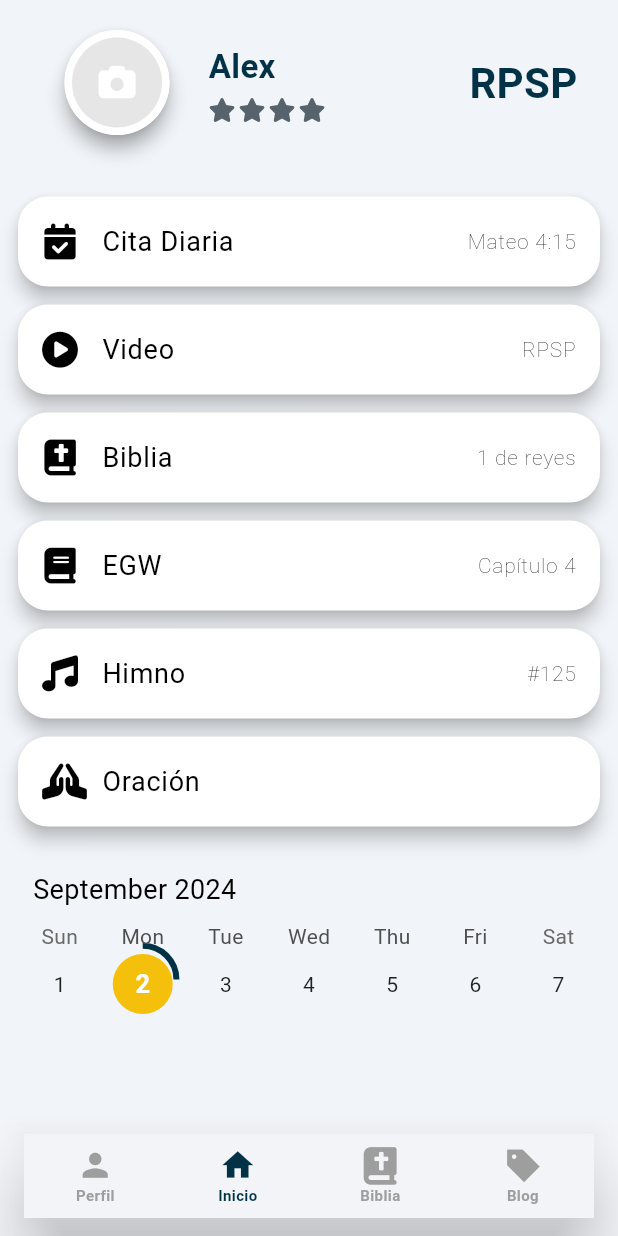
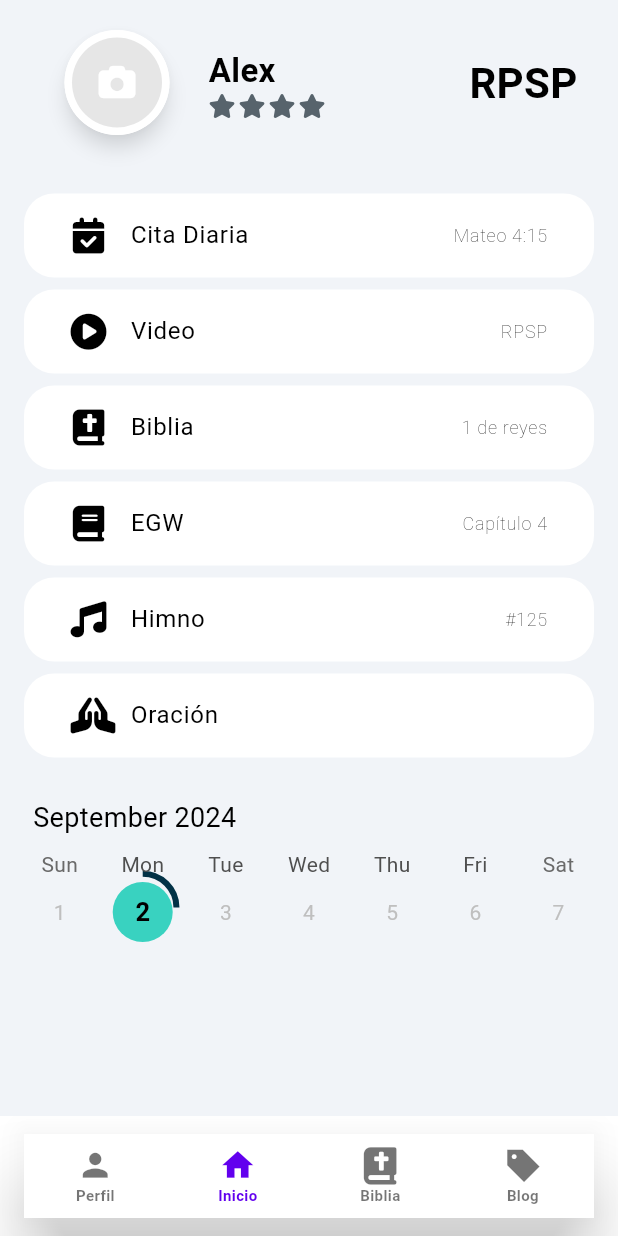
Before and after one commit to UNAV-ISC/rpsp_rep, a Flutter app: the screen it shows after launch, on a phone screen of 412 x 824 dp. Run offline on Flutter 3.47's test engine with Material 3 defaults, Android fonts, the phone set to English and light mode, and no system bars; drawn by our look-alikes of table_calendar; our stand-ins replace flutter_switch, font_awesome_flutter, get, image_picker, shared_preferences, webview_flutter; missing offline and left inert: flutter_inappwebview; accounts and stored records are empty.

Commit message:
G_Frond_colors

```diff
--- a/lib/app/modules/bottom_bar/views/bottom_bar_view.dart
+++ b/lib/app/modules/bottom_bar/views/bottom_bar_view.dart
@@ -24,12 +24,11 @@ class _BottomBarViewState extends State<BottomBarView> {
 
   @override
   Widget build(BuildContext context) {
-///change
-final _prefs = StoragePrefs();
+    ///change
+    final _prefs = StoragePrefs();
     return WillPopScope(
       onWillPop: () async => _onWillPop(context),
       child: Scaffold(
-        backgroundColor: _prefs.isDarkMode? const Color.fromARGB(255, 41, 61, 77):const Color.fromARGB(255, 255, 255, 255),
         body: IndexedStack(
           index: _currentIndex,
           children: <Widget>[
@@ -58,17 +57,16 @@ final _prefs = StoragePrefs();
         bottomNavigationBar: BottomAppBar(
           // shape: const CircularNotchedRectangle(),
 
-          elevation: 10,
-          color: const Color(0xffF3F4F8),
+          elevation: 0,
           clipBehavior: Clip.antiAlias,
           child: BottomNavigationBar(
             iconSize: 25,
             elevation: 20,
             unselectedFontSize: 10,
             selectedFontSize: 10,
-            selectedLabelStyle: const TextStyle(fontWeight: FontWeight.bold ),
+            selectedLabelStyle: const TextStyle(fontWeight: FontWeight.bold),
             unselectedLabelStyle: const TextStyle(fontWeight: FontWeight.w700),
-            backgroundColor: const Color(0xffF3F4F8),
+            //backgroundColor: const Color(0xffF3F4F8),
             currentIndex: _currentIndex,
             onTap: (index) {
               setState(() {
@@ -90,11 +88,9 @@ final _prefs = StoragePrefs();
               // }
             },
             type: BottomNavigationBarType.fixed,
-            selectedItemColor: Theme.of(context).primaryColor,
-            unselectedItemColor: Colors.grey,
             items: const <BottomNavigationBarItem>[
               BottomNavigationBarItem(
-                  icon: Icon(Icons.person), label: 'Perfil' ),
+                  icon: Icon(Icons.person), label: 'Perfil'),
               BottomNavigationBarItem(icon: Icon(Icons.home), label: 'Inicio'),
               BottomNavigationBarItem(
                   icon: Icon(FontAwesomeIcons.bookBible), label: 'Biblia'),
--- a/lib/app/modules/home/components/calendar.dart
+++ b/lib/app/modules/home/components/calendar.dart
@@ -71,25 +71,25 @@ class __CalendarState extends State<_Calendar> {
           calendarStyle: const CalendarStyle(
             todayDecoration: BoxDecoration(
               shape: BoxShape.circle,
-              color: Color(0xffF5C00B),
+              color: Color.fromARGB(255, 57, 210, 192),
             ),
             todayTextStyle: TextStyle(
               fontSize: 17,
-              color: Colors.white,
               fontWeight: FontWeight.w700,
             ),
-            disabledTextStyle: TextStyle(color: Colors.black87),
           ),
           firstDay: kFirstDay,
           lastDay: kLastDay,
           focusedDay: _focusedDay,
           calendarFormat: _calendarFormat,
-          headerStyle: HeaderStyle(
+          headerStyle: const HeaderStyle(
             // leftChevronIcon: Icon(Icons.arrow_left),
             // rightChevronIcon: Icon(Icons.arrow_right),
             // titleCentered: true,
-            headerPadding: const EdgeInsets.only(left: 10, top: 8, bottom: 8),
-            titleTextStyle: TextStyle(color: _prefs.isDarkMode ? Colors.grey : Colors.black, fontSize: 18),
+            headerPadding: EdgeInsets.only(left: 10, top: 8, bottom: 8),
+            titleTextStyle: TextStyle(
+                // color: _prefs.isDarkMode ? Colors.grey : Colors.black,
+                fontSize: 18),
             leftChevronVisible: false,
             rightChevronVisible: false,
             formatButtonVisible: false,
--- a/lib/app/modules/home/components/home_card.dart
+++ b/lib/app/modules/home/components/home_card.dart
@@ -16,24 +16,23 @@ class _HomeCard extends StatelessWidget {
   @override
   Widget build(BuildContext context) {
     return Card(
-      margin: const EdgeInsets.symmetric(vertical: 6),
-      elevation: 5,
+      //color: Theme.of(context).cardColor,
+      elevation: 0,
       shape: RoundedRectangleBorder(borderRadius: BorderRadius.circular(20)),
       child: _ButtonCard(
         onTap: onPressed,
         child: ListTile(
-          contentPadding:
-              const EdgeInsets.symmetric(vertical: 2, horizontal: 16),
+          contentPadding: const EdgeInsets.symmetric(horizontal: 15),
           //visualDensity: VisualDensity.compact,
           // contentPadding: EdgeInsets.only(left: 15, right: 0),
           leading: icon,
           title: Text(
             title,
-            style: const TextStyle(fontWeight: FontWeight.w400, fontSize: 18),
+            style: const TextStyle(fontWeight: FontWeight.w400, fontSize: 16),
           ),
           trailing: Text(
             rightText,
-            style: const TextStyle(fontWeight: FontWeight.w200, fontSize: 14),
+            style: const TextStyle(fontWeight: FontWeight.w200, fontSize: 12),
           ),
         ),
       ),
@@ -49,8 +48,6 @@ class _ButtonCard extends StatelessWidget {
   @override
   Widget build(BuildContext context) {
     return MaterialButton(
-      shape: RoundedRectangleBorder(borderRadius: BorderRadius.circular(10)),
-      padding: const EdgeInsets.all(0),
       onPressed: onTap,
       child: child,
     );
--- a/lib/app/modules/home/views/home_view.dart
+++ b/lib/app/modules/home/views/home_view.dart
@@ -1,3 +1,5 @@
+import 'dart:io';
+
 import 'package:flutter/material.dart';
 import 'package:font_awesome_flutter/font_awesome_flutter.dart';
 import 'package:get/get.dart';
--- a/lib/app/modules/perfil/components/dark_mode_switch.dart
+++ b/lib/app/modules/perfil/components/dark_mode_switch.dart
@@ -21,12 +21,12 @@ class _DarkModeSwitch extends GetView<ProfileController> {
           value: _.darkMode.value,
           onToggle: (value) {
             _.darkMode.value = value;
-            Get.changeTheme(Get.isDarkMode ? themeLight() : ThemeData.dark());
+            Get.changeTheme(Get.isDarkMode ? themeLight() : themeDark());
             print(Get.isDarkMode);
             _prefs.darkTheme = !Get.isDarkMode;
             _prefs.isDarkMode = !Get.isDarkMode;
             //Recarga de página
-           // Navigator.pushReplacement(
+            // Navigator.pushReplacement(
             //  context,
             //  MaterialPageRoute(builder: (context) => ProfileView()),
             //);
--- a/lib/app/modules/perfil/views/perfil_view.dart
+++ b/lib/app/modules/perfil/views/perfil_view.dart
@@ -1,6 +1,7 @@
 import 'package:flutter/material.dart';
 import 'package:flutter_switch/flutter_switch.dart';
 import 'package:font_awesome_flutter/font_awesome_flutter.dart';
+import 'package:rpsp_main/app/shared/theme/theme_dark.dart';
 import '../../home/views/home_view.dart';
 
 import 'package:get/get.dart';
@@ -88,7 +89,6 @@ class ProfileView extends GetView<ProfileController> {
           icon: FontAwesomeIcons.user,
           title: 'Nombre',
           info: _.user.name,
-
         ),
         ProfileDataInfo(
           icon: FontAwesomeIcons.solidCalendarDays,
--- a/lib/app/shared/global_widgets/user_data_logo.dart
+++ b/lib/app/shared/global_widgets/user_data_logo.dart
@@ -35,31 +35,27 @@ class UserDataLogo extends StatelessWidget {
                 direction: Axis.vertical,
                 children: user.name
                     .split(' ')
-                    .map((e) => Text(e,
-                        style: TextStyle(
+                    .map((e) => Text(
+                          e,
+                          style: const TextStyle(
                             fontSize: 22,
                             fontWeight: FontWeight.bold,
-                            color: Theme.of(context).primaryColor)))
+                          ),
+                        ))
                     .toList(),
               ),
-              const SizedBox(height: 5),
               const StarsLevel(),
             ],
           ),
           const Spacer(),
           Container(
-            child: Wrap(
-              direction: Axis.vertical,
-              crossAxisAlignment: WrapCrossAlignment.end,
-              children: <Widget>[
-                Text(
-                  'RPSP',
-                  style: TextStyle(
-                      fontSize: 28,
-                      fontWeight: FontWeight.bold,
-                      color: Theme.of(context).primaryColor),
-                )
-              ],
+            alignment: Alignment.centerRight,
+            child: const Text(
+              'RPSP',
+              style: TextStyle(
+                fontSize: 28,
+                fontWeight: FontWeight.bold,
+              ),
             ),
           )
         ],
--- a/lib/app/shared/theme/theme.dart
+++ b/lib/app/shared/theme/theme.dart
@@ -2,32 +2,22 @@ import 'package:flutter/material.dart';
 import 'package:rpsp_main/app/shared/theme/theme_dark.dart';
 
 ThemeData themeLight() {
+  print('themeLight');
   return ThemeData(
-    //Colores
-
     //canvasColor: const Color.fromARGB(255, 20, 24, 27),
-    cardColor: const Color.fromARGB(255, 241, 244, 248),
+    cardColor: const Color.fromARGB(255, 255, 255, 255),
     brightness: Brightness.light,
     primaryColor: const Color.fromARGB(255, 2, 50, 70), // //  Color(0xFF3E6F89)
-    hintColor: const Color.fromARGB(255, 87, 99, 108), //COlor opaco
+    hintColor: const Color.fromARGB(255, 255, 255, 255), //COlor opaco
     scaffoldBackgroundColor: const Color.fromARGB(255, 241, 244, 248),
-    shadowColor: const Color.fromARGB(255, 20, 24, 27),
-    indicatorColor: const Color(0xFF3E6F89),
+    shadowColor: const Color.fromARGB(94, 20, 24, 27),
+    indicatorColor: const Color.fromARGB(255, 62, 111, 137),
     iconTheme: const IconThemeData(color: Color.fromARGB(255, 87, 99, 108)),
     textTheme: const TextTheme(
-      bodyLarge:
-          TextStyle(color: Color.fromARGB(255, 20, 24, 27), fontSize: 14),
-    ),
-
-    // //accentColor: Colors.white, //Color(0xff5692FF),
-    // errorColor: Color(0xffE94040),
-
-    //AppBar
+        bodyLarge: TextStyle(color: Color.fromARGB(255, 20, 24, 27))),
     appBarTheme: const AppBarTheme(
-      iconTheme: IconThemeData(color: scaffoldBackgroundColor),
-      //color: Colors.black,
-      actionsIconTheme: IconThemeData(color: scaffoldBackgroundColor),
-    ),
+        iconTheme: IconThemeData(color: scaffoldBackgroundColor),
+        actionsIconTheme: IconThemeData(color: scaffoldBackgroundColor)),
     colorScheme: const ColorScheme.light(background: scaffoldBackgroundColor),
 
     //Botones
@@ -41,6 +31,24 @@ ThemeData themeLight() {
     // ),
   );
 }
+
+
+
+
+
+
+
+
+
+
+
+
+
+
+
+
+
+
 
 // ThemeData createTheme(Brightness brightness) {
 //   var theme = ThemeData(
--- a/lib/app/shared/theme/theme_dark.dart
+++ b/lib/app/shared/theme/theme_dark.dart
@@ -2,45 +2,44 @@ import 'package:flutter/material.dart';
 
 const kPrimaryColor = Color.fromARGB(255, 29, 36, 40);
 const kSecondaryColor = Color.fromARGB(255, 20, 24, 27);
+const kSecondaryContentColorDarkTheme = Color.fromARGB(255, 149, 161, 172);
 const scaffoldBackgroundColor = Color.fromARGB(255, 29, 36, 40);
 const kContentColorDarkTheme = Color.fromARGB(255, 255, 255, 255);
 const kWarninngColor = Color.fromARGB(255, 248, 207, 88);
 const kErrorColor = Color.fromARGB(255, 255, 89, 99);
 
-const kDefaultPadding = 20.0;
-
 const kSplashColor = Color(0xFF3E6F89);
 
 ThemeData themeDark() {
-  // Bydefault flutter provie us light and dark theme
-  // we just modify it as our need
   return ThemeData.dark().copyWith(
     primaryColor: kPrimaryColor,
+    secondaryHeaderColor: kContentColorDarkTheme,
     scaffoldBackgroundColor: scaffoldBackgroundColor,
     cardTheme: const CardTheme(color: kSecondaryColor),
     appBarTheme: appBarTheme,
-    iconTheme: const IconThemeData(color: kContentColorDarkTheme),
-    textTheme:
-        const TextTheme(bodyLarge: TextStyle(color: kContentColorDarkTheme)),
+    iconTheme: const IconThemeData(color: kSecondaryContentColorDarkTheme),
+    textTheme: const TextTheme(
+        bodyLarge: TextStyle(color: kContentColorDarkTheme),
+        bodyMedium: TextStyle(color: kContentColorDarkTheme)),
     splashColor: kSplashColor,
-    /*textTheme:
-         Theme.of(context).textTheme.apply(bodyColor: kContentColorDarkTheme),*/
+    // textTheme:
+    //      Theme.of(context).textTheme.apply(bodyColor: kContentColorDarkTheme),
     colorScheme: const ColorScheme.dark().copyWith(
       primary: kPrimaryColor,
       secondary: kSecondaryColor,
       error: kErrorColor,
     ),
-    bottomNavigationBarTheme: BottomNavigationBarThemeData(
-      backgroundColor: const Color.fromARGB(255, 20, 24, 27),
-      selectedItemColor: const Color.fromARGB(255, 255, 255, 255),
-      unselectedItemColor: kContentColorDarkTheme.withOpacity(0.32),
-      selectedIconTheme: const IconThemeData(color: kPrimaryColor),
+    bottomNavigationBarTheme: const BottomNavigationBarThemeData(
+      backgroundColor: kPrimaryColor,
+      selectedItemColor: kContentColorDarkTheme,
+      unselectedItemColor: kSecondaryContentColorDarkTheme,
+      selectedIconTheme: IconThemeData(color: kContentColorDarkTheme),
       showUnselectedLabels: true,
     ),
   );
 }
 
-final appBarTheme = const AppBarTheme(
+const appBarTheme = AppBarTheme(
   iconTheme: IconThemeData(color: kContentColorDarkTheme),
   actionsIconTheme: IconThemeData(color: kContentColorDarkTheme),
 );
--- a/lib/main.dart
+++ b/lib/main.dart
@@ -29,7 +29,10 @@ class MyApp extends StatelessWidget {
         S.delegate
       ],
       supportedLocales: S.delegate.supportedLocales,
-      theme: _prefs.darkTheme ? themeDark() : themeLight(),
+      theme: _prefs.isDarkMode ? themeDark() : themeLight(),
+      //theme: themeLight(),
+      //darkTheme: themeDark(),
+      themeMode: ThemeMode.system,
       debugShowCheckedModeBanner: false,
       title: "RPSP",
       initialRoute: AppPages.initial,
```
